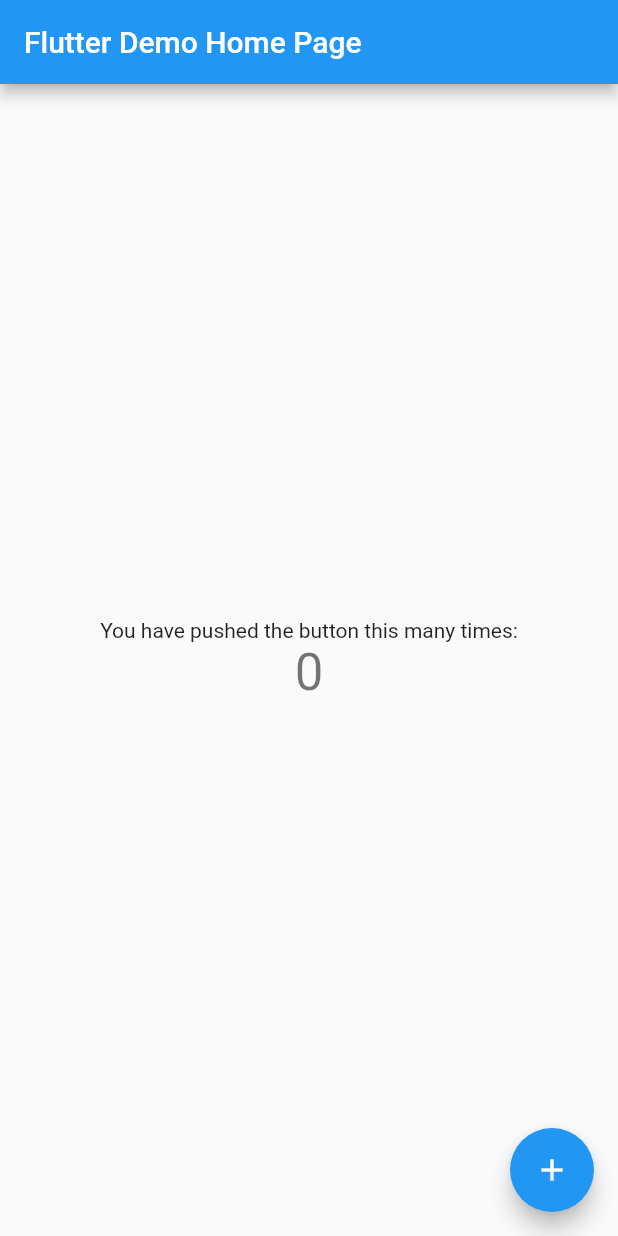
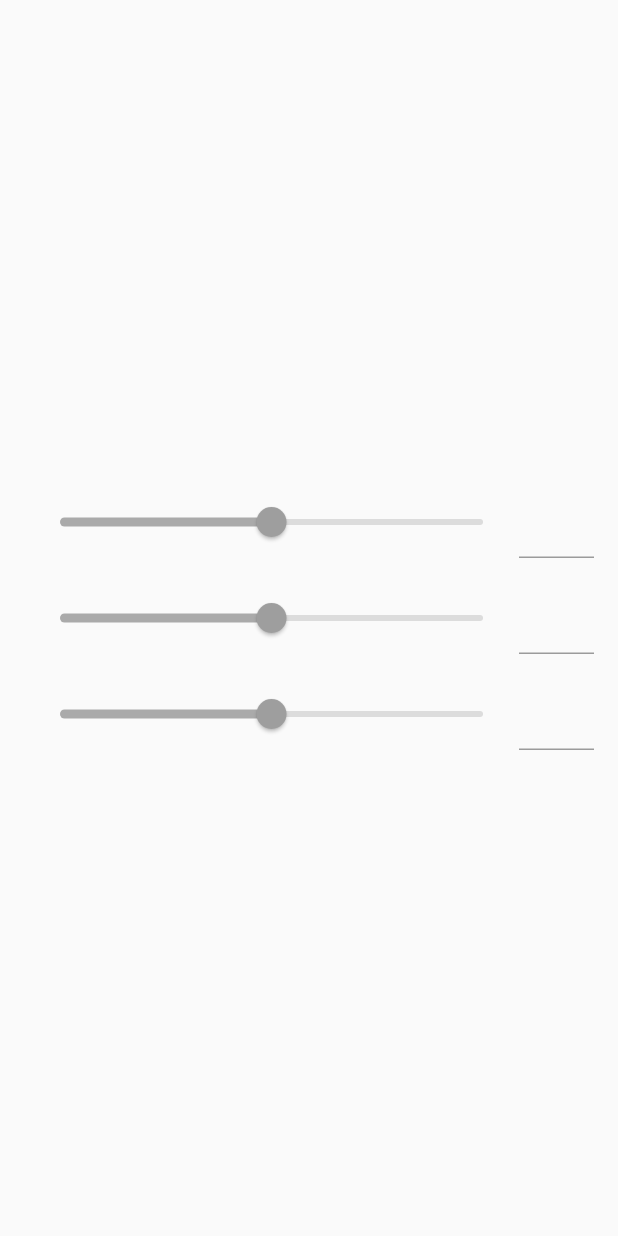
Before and after one commit to imhenoch/temperance, a Flutter app: the screen it shows after launch, on a phone screen of 412 x 824 dp. Run offline on Flutter 3.47's test engine with Material 2 defaults, Android fonts, the phone set to English and light mode, and no system bars.

Commit message:
Adds dummy temperature widget

```diff
--- a/lib/main.dart
+++ b/lib/main.dart
@@ -1,111 +1,26 @@
 import 'package:flutter/material.dart';
+import 'package:temperance/ui/converter_page.dart';
 
-void main() => runApp(MyApp());
-
-class MyApp extends StatelessWidget {
-  // This widget is the root of your application.
-  @override
-  Widget build(BuildContext context) {
-    return MaterialApp(
-      title: 'Flutter Demo',
-      theme: ThemeData(
-        // This is the theme of your application.
-        //
-        // Try running your application with "flutter run". You'll see the
-        // application has a blue toolbar. Then, without quitting the app, try
-        // changing the primarySwatch below to Colors.green and then invoke
-        // "hot reload" (press "r" in the console where you ran "flutter run",
-        // or simply save your changes to "hot reload" in a Flutter IDE).
-        // Notice that the counter didn't reset back to zero; the application
-        // is not restarted.
-        primarySwatch: Colors.blue,
-      ),
-      home: MyHomePage(title: 'Flutter Demo Home Page'),
-    );
-  }
+Future<void> main() async {
+  runApp(TemperanceApp());
 }
 
-class MyHomePage extends StatefulWidget {
-  MyHomePage({Key key, this.title}) : super(key: key);
-
-  // This widget is the home page of your application. It is stateful, meaning
-  // that it has a State object (defined below) that contains fields that affect
-  // how it looks.
-
-  // This class is the configuration for the state. It holds the values (in this
-  // case the title) provided by the parent (in this case the App widget) and
-  // used by the build method of the State. Fields in a Widget subclass are
-  // always marked "final".
-
-  final String title;
-
+class TemperanceApp extends StatefulWidget {
   @override
-  _MyHomePageState createState() => _MyHomePageState();
+  _TemperanceAppState createState() => _TemperanceAppState();
 }
 
-class _MyHomePageState extends State<MyHomePage> {
-  int _counter = 0;
-
-  void _incrementCounter() {
-    setState(() {
-      // This call to setState tells the Flutter framework that something has
-      // changed in this State, which causes it to rerun the build method below
-      // so that the display can reflect the updated values. If we changed
-      // _counter without calling setState(), then the build method would not be
-      // called again, and so nothing would appear to happen.
-      _counter++;
-    });
+class _TemperanceAppState extends State<TemperanceApp> {
+  @override
+  void initState() {
+    super.initState();
   }
 
   @override
   Widget build(BuildContext context) {
-    // This method is rerun every time setState is called, for instance as done
-    // by the _incrementCounter method above.
-    //
-    // The Flutter framework has been optimized to make rerunning build methods
-    // fast, so that you can just rebuild anything that needs updating rather
-    // than having to individually change instances of widgets.
-    return Scaffold(
-      appBar: AppBar(
-        // Here we take the value from the MyHomePage object that was created by
-        // the App.build method, and use it to set our appbar title.
-        title: Text(widget.title),
-      ),
-      body: Center(
-        // Center is a layout widget. It takes a single child and positions it
-        // in the middle of the parent.
-        child: Column(
-          // Column is also layout widget. It takes a list of children and
-          // arranges them vertically. By default, it sizes itself to fit its
-          // children horizontally, and tries to be as tall as its parent.
-          //
-          // Invoke "debug painting" (press "p" in the console, choose the
-          // "Toggle Debug Paint" action from the Flutter Inspector in Android
-          // Studio, or the "Toggle Debug Paint" command in Visual Studio Code)
-          // to see the wireframe for each widget.
-          //
-          // Column has various properties to control how it sizes itself and
-          // how it positions its children. Here we use mainAxisAlignment to
-          // center the children vertically; the main axis here is the vertical
-          // axis because Columns are vertical (the cross axis would be
-          // horizontal).
-          mainAxisAlignment: MainAxisAlignment.center,
-          children: <Widget>[
-            Text(
-              'You have pushed the button this many times:',
-            ),
-            Text(
-              '$_counter',
-              style: Theme.of(context).textTheme.display1,
-            ),
-          ],
-        ),
-      ),
-      floatingActionButton: FloatingActionButton(
-        onPressed: _incrementCounter,
-        tooltip: 'Increment',
-        child: Icon(Icons.add),
-      ), // This trailing comma makes auto-formatting nicer for build methods.
+    return MaterialApp(
+      title: "Temperance",
+      home: ConverterPage(),
     );
   }
 }
```
Also changed, not shown: lib/ui/converter_page.dart (added, +31 -0 lines), lib/ui/temperature_view.dart (added, +36 -0 lines), 2 other files.
